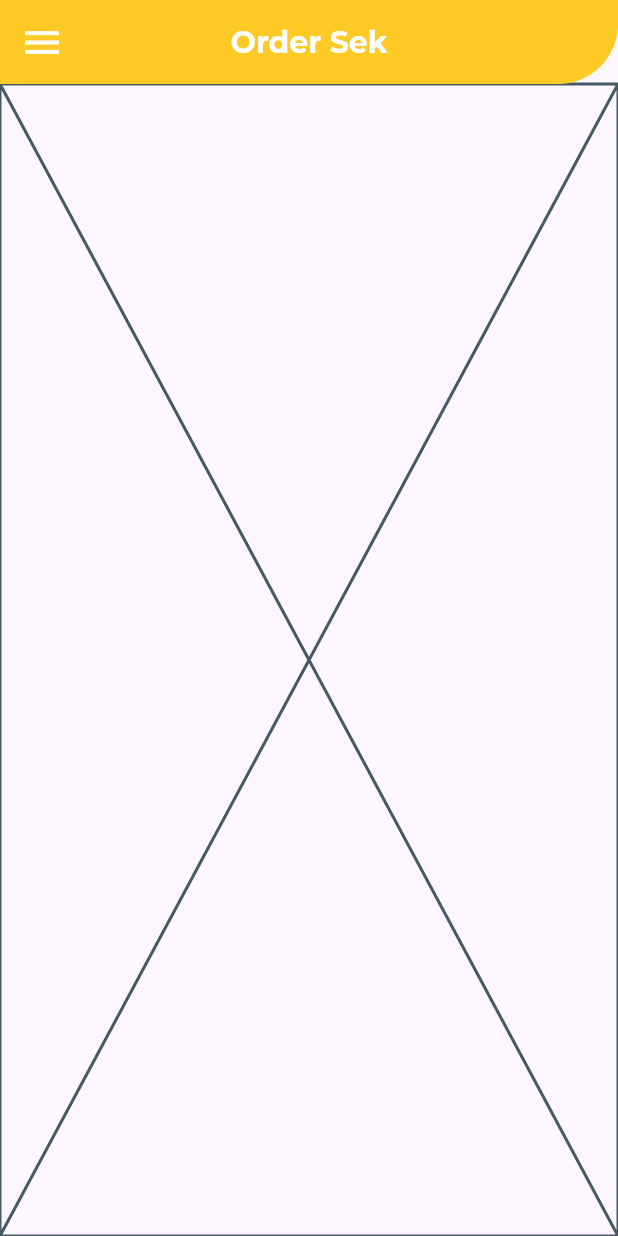
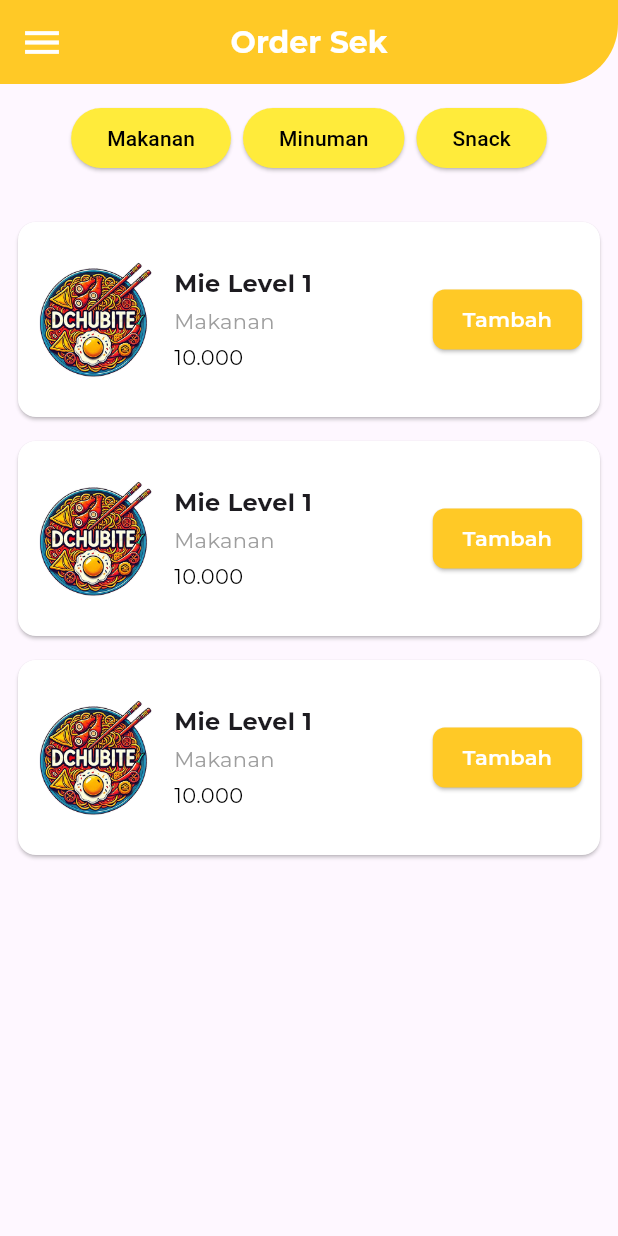
Before and after one commit to nrico25/dchubite, a Flutter app: the DashboardPage screen opened by its route, on a phone screen of 412 x 824 dp. Run offline on Flutter 3.47's test engine with Material 3 defaults, Android fonts, the phone set to English and light mode, and no system bars; our stand-ins replace get, image_picker, shared_preferences; accounts and stored records are empty; network calls fail.

Commit message:
style: [MR] slicing page order

```diff
--- a/lib/dashboard/dashboard.dart
+++ b/lib/dashboard/dashboard.dart
@@ -3,6 +3,7 @@ import 'package:get/get.dart';
 import 'package:tadchubite/dashboard/controller.dart';
 import 'package:tadchubite/pages/manage%20menu/products.dart';
 import 'package:tadchubite/pages/order/cust_queue.dart';
+import 'package:tadchubite/pages/order/order.dart';
 import 'package:tadchubite/widget/button.dart';
 import 'package:tadchubite/widget/color.dart';
 import 'package:tadchubite/widget/text.dart';
@@ -16,7 +17,7 @@ class DashboardPage extends StatelessWidget {
         Get.put(DashboardController());
 
     final List<Widget> menus = [
-      CustomerQueue(),
+      OrderPage(),
       ProductPage(),
     ];
 
--- /dev/null
+++ b/lib/pages/order/order.dart
@@ -0,0 +1,85 @@
+import 'package:flutter/material.dart';
+import 'package:tadchubite/widget/card_order.dart';
+
+class OrderPage extends StatelessWidget {
+  const OrderPage({super.key});
+
+  @override
+  Widget build(BuildContext context) {
+    return Scaffold(
+      body: SafeArea(
+        child: Column(
+          children: [
+            Padding(
+              padding: const EdgeInsets.all(12.0),
+              child: SingleChildScrollView(
+                scrollDirection: Axis.horizontal, // Mencegah overflow kategori
+                child: Row(
+                  mainAxisAlignment: MainAxisAlignment.spaceBetween,
+                  children: [
+                    CategoryButton(label: "Makanan"),
+                    const SizedBox(width: 8),
+                    CategoryButton(label: "Minuman"),
+                    const SizedBox(width: 8),
+                    CategoryButton(label: "Snack"),
+                  ],
+                ),
+              ),
+            ),
+            Expanded(
+              child: ListView(
+                padding: const EdgeInsets.all(12.0),
+                children: [
+                  CardOrder(
+                    imageUrl: 'assets/dchubitelogo.png'
+                        .trim(),
+                    title: 'Mie Level 1',
+                    category: 'Makanan',
+                    price: '10.000',
+                    onAdd: () {},
+                  ),
+                  CardOrder(
+                    imageUrl: 'assets/dchubitelogo.png'
+                        .trim(),
+                    title: 'Mie Level 1',
+                    category: 'Makanan',
+                    price: '10.000',
+                    onAdd: () {},
+                  ),
+                  CardOrder(
+                    imageUrl: 'assets/dchubitelogo.png'
+                        .trim(),
+                    title: 'Mie Level 1',
+                    category: 'Makanan',
+                    price: '10.000',
+                    onAdd: () {},
+                  ),
+                ],
+              ),
+            ),
+
+          ],
+        ),
+      ),
+    );
+  }
+}
+
+class CategoryButton extends StatelessWidget {
+  final String label;
+
+  const CategoryButton({super.key, required this.label});
+
+  @override
+  Widget build(BuildContext context) {
+    return ElevatedButton(
+      onPressed: () {},
+      style: ElevatedButton.styleFrom(
+        backgroundColor: Colors.yellow,
+        foregroundColor: Colors.black,
+        shape: RoundedRectangleBorder(borderRadius: BorderRadius.circular(20)),
+      ),
+      child: Text(label),
+    );
+  }
+}
--- a/lib/widget/card_menu.dart
+++ b/lib/widget/card_menu.dart
@@ -1,6 +1,4 @@
 import 'package:flutter/material.dart';
-import 'package:get/get.dart';
-import 'package:tadchubite/pages/manage%20menu/edit_menu.dart';
 import 'package:tadchubite/widget/color.dart';
 import 'package:tadchubite/widget/shimer.dart';
 import 'package:tadchubite/widget/text.dart';
--- a/lib/widget/card_order.dart
+++ b/lib/widget/card_order.dart
@@ -1,4 +1,5 @@
 import 'package:flutter/material.dart';
+import 'package:tadchubite/widget/color.dart';
 
 class CardOrder extends StatelessWidget {
   final String imageUrl;
@@ -8,69 +9,65 @@ class CardOrder extends StatelessWidget {
   final VoidCallback onAdd;
 
   const CardOrder({
-    Key? key,
+    super.key,
     required this.imageUrl,
     required this.title,
     required this.category,
     required this.price,
     required this.onAdd,
-  }) : super(key: key);
+  });
 
   @override
   Widget build(BuildContext context) {
     return Card(
-      shape: RoundedRectangleBorder(borderRadius: BorderRadius.circular(12)),
-      child: Padding(
-        padding: const EdgeInsets.all(12.0),
+      color: white,
+      margin: const EdgeInsets.symmetric(vertical: 8),
+      child: Container(
+        padding: const EdgeInsets.all(12),
+        height: 130,
         child: Row(
           crossAxisAlignment: CrossAxisAlignment.center,
           children: [
-            ClipRRect(
-              borderRadius: BorderRadius.circular(8),
-              child: Image.network(
-                imageUrl,
-                width: 80,
-                height: 80,
-                fit: BoxFit.cover,
-              ),
-            ),
-            const SizedBox(width: 12),
+            imageUrl.startsWith('assets/')
+                ? Image.asset(imageUrl, width: 80, height: 80, fit: BoxFit.cover)
+                : Image.network(imageUrl, width: 80, height: 80, fit: BoxFit.cover),
+             SizedBox(width: 12),
             Expanded(
               child: Column(
                 crossAxisAlignment: CrossAxisAlignment.start,
+                mainAxisAlignment: MainAxisAlignment.center,
                 children: [
-                  Text(
-                    title,
-                    style: const TextStyle(
-                      fontSize: 16,
-                      fontWeight: FontWeight.bold,
-                    ),
-                  ),
-                  Text(
-                    category,
-                    style: TextStyle(fontSize: 14, color: Colors.grey[600]),
-                  ),
-                  const SizedBox(height: 8),
-                  Text(
-                    price,
-                    style: const TextStyle(
-                      fontSize: 16,
-                      fontWeight: FontWeight.bold,
-                    ),
-                  ),
+                  Text(title, style: const TextStyle(fontSize: 16, fontFamily: "MontserratBold")),
+                   SizedBox(height: 4),
+                  Text(category, style: const TextStyle(color: Colors.grey,fontFamily:"MontserratRegular" )),
+                   SizedBox(height: 4),
+                  Text(price, style: const TextStyle(color: black,fontFamily: "MontserratRegular")),
                 ],
               ),
             ),
-            ElevatedButton(
-              onPressed: onAdd,
-              style: ElevatedButton.styleFrom(
-                backgroundColor: Colors.yellow,
-                foregroundColor: Colors.black,
-                shape: RoundedRectangleBorder(
-                  borderRadius: BorderRadius.circular(20),
+            Column(
+              mainAxisAlignment: MainAxisAlignment.center,
+              children: [
+                ElevatedButton(
+                  onPressed: onAdd,
+                  style: ElevatedButton.styleFrom(
+                    padding:  EdgeInsets.symmetric(horizontal: 20, vertical: 10),
+                    backgroundColor: yellow,
+                    foregroundColor: Colors.black,
+                    shape: RoundedRectangleBorder(
+                      borderRadius: BorderRadius.circular(8),
+                    ),
+                  ),
+                  child: const Text(
+                    "Tambah",
+                    style: TextStyle(
+                      fontWeight: FontWeight.bold,
+                      color: white,
+                      fontFamily: "MontserratSemiBold",
+                    ),
+                  ),
                 ),
-              ),
-              child: const Text("Add"),
+              ],
             ),
           ],
         ),
```
Also changed, not shown: 12 other files.
